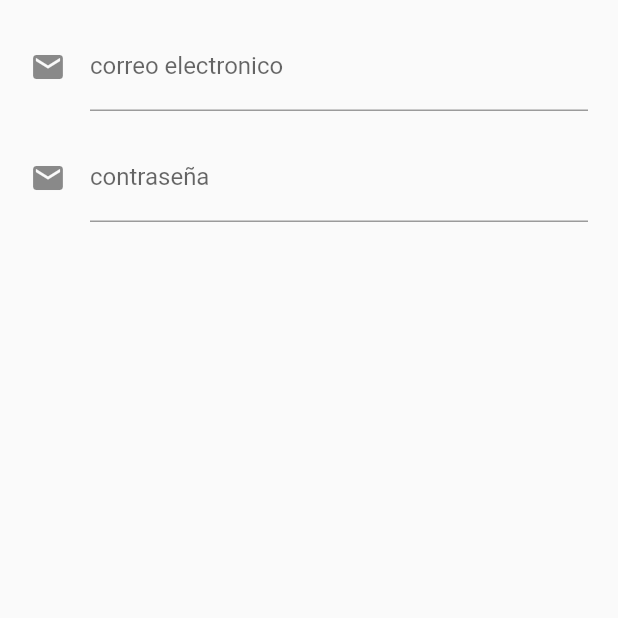
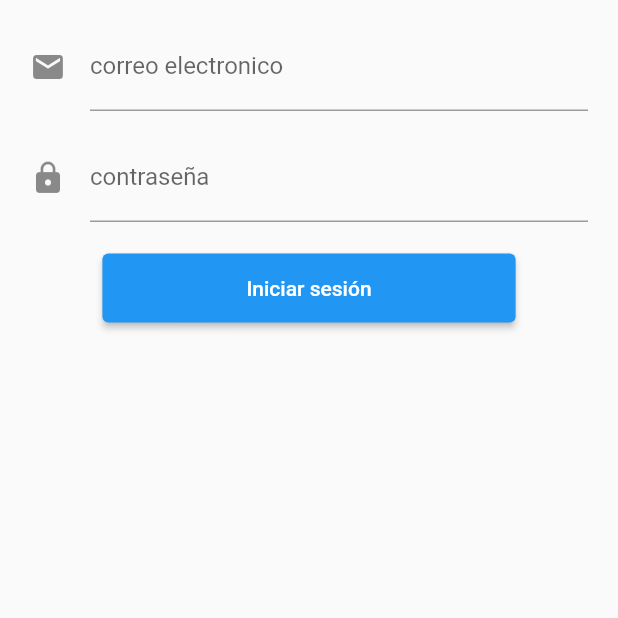
Before and after one commit to julibyjuliee/ucn-mobile-project, a Flutter app: the screen it shows after launch, on a phone screen of 412 x 824 dp, the top half of it. Run offline on Flutter 3.47's test engine with Material 2 defaults, Android fonts, the phone set to English and light mode, and no system bars; our stand-ins replace cloud_firestore, firebase_core; accounts and stored records are empty.

Commit message:
final_login

```diff
--- a/lib/pages/login_page.dart
+++ b/lib/pages/login_page.dart
@@ -14,6 +14,9 @@ class LoginPage extends StatefulWidget {
 }
 
 class _LoginPageState extends State<LoginPage> {
+  TextEditingController contrasenaController = TextEditingController();
+  TextEditingController emailController = TextEditingController();
+
   @override
   Widget build(BuildContext context) {
     return SafeArea(
@@ -25,15 +28,18 @@ class _LoginPageState extends State<LoginPage> {
               SizedBox(
                 height: 15.0,
               ),
-              UserTextField(),
+              UserTextField(controller: emailController),
               SizedBox(
                 height: 15,
               ),
-              PasswordTextField(),
+              PasswordTextField(controller: contrasenaController),
               SizedBox(
                 height: 20.0,
               ),
-              // _bottonLogin(),
+              ButtonLogin(
+                emailController: emailController,
+                contrasenaController: contrasenaController,
+              ),
             ],
           ),
         ),
@@ -43,11 +49,15 @@ class _LoginPageState extends State<LoginPage> {
 }
 
 class UserTextField extends StatelessWidget {
+  final TextEditingController controller;
+  const UserTextField({Key? key, required this.controller}) : super(key: key);
+
   @override
   Widget build(BuildContext context) {
     return Container(
       padding: EdgeInsets.symmetric(horizontal: 20.0),
       child: TextField(
+        controller: controller,
         keyboardType: TextInputType.emailAddress,
         decoration: InputDecoration(
           icon: Icon(Icons.email),
@@ -61,15 +71,19 @@ class UserTextField extends StatelessWidget {
 }
 
 class PasswordTextField extends StatelessWidget {
+  final TextEditingController controller;
+  const PasswordTextField({Key? key, required this.controller})
+      : super(key: key);
   @override
   Widget build(BuildContext context) {
     return Container(
       padding: EdgeInsets.symmetric(horizontal: 20.0),
       child: TextField(
+        controller: controller,
         keyboardType: TextInputType.emailAddress,
         obscureText: true,
         decoration: InputDecoration(
-          icon: Icon(Icons.email),
+          icon: Icon(Icons.lock),
           hintText: 'contraseña',
           labelText: 'contraseña',
         ),
@@ -79,17 +93,34 @@ class PasswordTextField extends StatelessWidget {
   }
 }
 
-/* class ButtonLogin extends StatelessWidget {
+class ButtonLogin extends StatelessWidget {
+  final TextEditingController emailController;
+  final TextEditingController contrasenaController;
+  const ButtonLogin(
+      {Key? key,
+      required this.emailController,
+      required this.contrasenaController})
+      : super(key: key);
   @override
   Widget build(BuildContext context) {
-    return RaisedButton(
-      onPressed: () {
-        // Lógica para iniciar sesión
-      },
+    return ElevatedButton(
       child: Container(
         padding: EdgeInsets.symmetric(horizontal: 80, vertical: 15.0),
         child: Text('Iniciar sesión'),
       ),
+      /*style: RoundedRectangleBorder(
+        borderRadius: BorderRadius.circular(10),
+      ),*/
+      onPressed: () {
+        // Lógica para iniciar sesión
+        String email = emailController.text;
+        String contrasena = contrasenaController.text;
+        if (email == 'ejemplo@correo.com' && contrasena == '123') {
+          Navigator.pushNamed(context, '/home');
+        } else {
+          print('Ingreso Incorrecto');
+        }
+      },
     );
   }
-} */
+}
```
